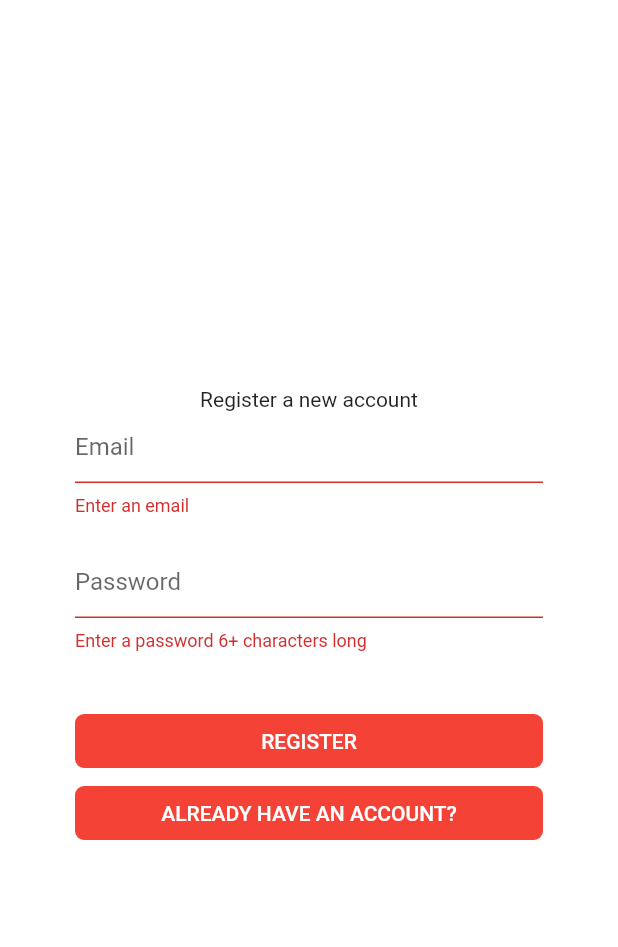
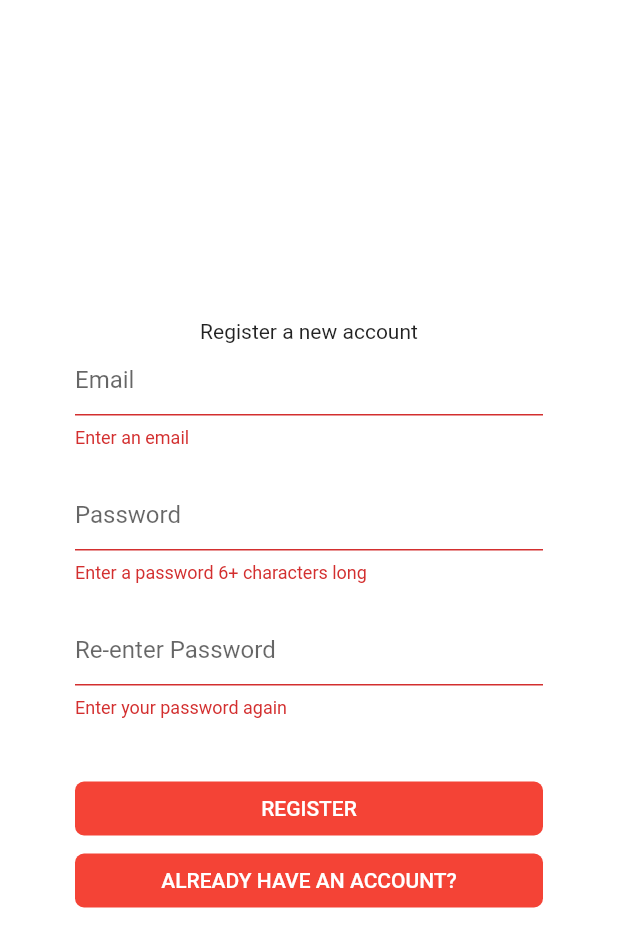
Before and after one commit to eric-li18/foodfindr, a Flutter app: the Register screen opened directly, after a tap on "REGISTER", on a phone screen of 412 x 824 dp. Shown: the top 947 px of the screen. Run offline on Flutter 3.47's test engine with Material 2 defaults, Android fonts, the phone set to English and light mode, and no system bars; our stand-ins replace firebase_auth, flutter_signin_button, font_awesome_flutter, google_sign_in; missing offline and left inert: flutter_facebook_login, flutter_speed_dial_material_design; accounts and stored records are empty; Roboto replaces fonts that are missing (Futura Medium).

Commit message:
Added re-ented password feature

```diff
--- a/lib/screens/authenticate/register.dart
+++ b/lib/screens/authenticate/register.dart
@@ -15,6 +15,7 @@ class _RegisterState extends State<Register> {
 
   String email = '';
   String password = '';
+  String tempPassword = '';
   String error = '';
 
   @override
@@ -70,10 +71,26 @@ class _RegisterState extends State<Register> {
             value.length < 6 ? "Enter a password 6+ characters long" : null,
         decoration: InputDecoration(hintText: "Password"),
         onChanged: (value) {
+          setState(() => tempPassword = value);
+        },
+        obscureText: true,
+      ),
+      SizedBox(height: 20.0),
+      TextFormField(
+        validator: (value) {
+          if (value.isEmpty) {
+            return("Enter your password again");
+          } else if(value != tempPassword){
+            return("Passwords don't match");
+          }
+          return null;
+        },
+        decoration: InputDecoration(hintText: "Re-enter Password"),
+        onChanged: (value) {
           setState(() => password = value);
         },
         obscureText: true,
-      )
+      ),
     ]);
   }
 
```
